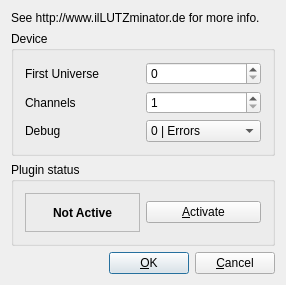
Old version of the form libs/udmxout/configureudmxout.ui in the repository Andersbakken/qlc.
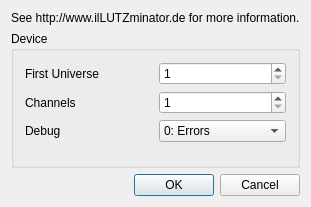
New version of the form.

Commit message: Added uDMX plugin review comments to code as TODO items. Indented code to follow tabsize 8 and 80chrs/col. Renamed some vars & functions to follow Qt style.

```diff
--- a/libs/udmxout/configureudmxout.ui
+++ b/libs/udmxout/configureudmxout.ui
@@ -5,15 +5,15 @@
    <rect>
     <x>0</x>
     <y>0</y>
-    <width>286</width>
-    <height>285</height>
+    <width>293</width>
+    <height>207</height>
    </rect>
   </property>
   <property name="windowTitle" >
    <string>Configure uDMX Plugin</string>
   </property>
-  <layout class="QVBoxLayout" name="verticalLayout" >
-   <item>
+  <layout class="QGridLayout" name="gridLayout_2" >
+   <item row="0" column="0" colspan="2" >
     <widget class="QLabel" name="label" >
      <property name="sizePolicy" >
       <sizepolicy vsizetype="Fixed" hsizetype="Preferred" >
@@ -22,11 +22,11 @@
       </sizepolicy>
      </property>
      <property name="text" >
-      <string>See http://www.ilLUTZminator.de for more info.</string>
+      <string>See http://www.ilLUTZminator.de for more information.</string>
      </property>
     </widget>
    </item>
-   <item>
+   <item row="1" column="0" colspan="2" >
     <widget class="QGroupBox" name="groupBox_2" >
      <property name="title" >
       <string>Device</string>
@@ -54,13 +54,13 @@
          <string>The number of the first universe</string>
         </property>
         <property name="minimum" >
-         <number>0</number>
+         <number>1</number>
         </property>
         <property name="maximum" >
          <number>8</number>
         </property>
         <property name="value" >
-         <number>0</number>
+         <number>1</number>
         </property>
        </widget>
       </item>
@@ -119,7 +119,7 @@
         </property>
         <item>
          <property name="text" >
-          <string>0 | Errors</string>
+          <string>0: Errors</string>
          </property>
         </item>
         <item>
@@ -139,119 +139,41 @@
         </item>
        </widget>
       </item>
-     </layout>
-    </widget>
-   </item>
-   <item>
-    <widget class="QGroupBox" name="groupBox" >
-     <property name="title" >
-      <string>Plugin status</string>
-     </property>
-     <layout class="QHBoxLayout" name="horizontalLayout" >
-      <item>
-       <widget class="QLabel" name="m_statusLabel" >
-        <property name="font" >
-         <font>
-          <weight>75</weight>
-          <bold>true</bold>
-         </font>
+      <item row="3" column="0" >
+       <spacer name="verticalSpacer" >
+        <property name="orientation" >
+         <enum>Qt::Vertical</enum>
         </property>
-        <property name="toolTip" >
-         <string>Current interface status</string>
+        <property name="sizeHint" stdset="0" >
+         <size>
+          <width>20</width>
+          <height>40</height>
+         </size>
         </property>
-        <property name="frameShape" >
-         <enum>QFrame::StyledPanel</enum>
-        </property>
-        <property name="frameShadow" >
-         <enum>QFrame::Sunken</enum>
-        </property>
-        <property name="text" >
-         <string>Not Active</string>
-        </property>
-        <property name="alignment" >
-         <set>Qt::AlignCenter</set>
-        </property>
-        <property name="wordWrap" >
-         <bool>false</bool>
-        </property>
-       </widget>
+       </spacer>
       </item>
-      <item>
-       <widget class="QPushButton" name="m_activate" >
-        <property name="toolTip" >
-         <string>Activate the interface. Pressing this button also saves settings.</string>
-        </property>
-        <property name="text" >
-         <string>&amp;Activate</string>
-        </property>
-        <property name="shortcut" >
-         <string>Alt+A</string>
-        </property>
-       </widget>
-      </item>
      </layout>
     </widget>
    </item>
-   <item>
-    <layout class="QHBoxLayout" name="horizontalLayout_2" >
-     <item>
-      <spacer name="spacer2" >
-       <property name="orientation" >
-        <enum>Qt::Horizontal</enum>
-       </property>
-       <property name="sizeType" >
-        <enum>QSizePolicy::Expanding</enum>
-       </property>
-       <property name="sizeHint" stdset="0" >
-        <size>
-         <width>103</width>
-         <height>20</height>
-        </size>
-       </property>
-      </spacer>
-     </item>
-     <item>
-      <widget class="QPushButton" name="m_ok" >
-       <property name="sizePolicy" >
-        <sizepolicy vsizetype="Fixed" hsizetype="Fixed" >
-         <horstretch>0</horstretch>
-         <verstretch>0</verstretch>
-        </sizepolicy>
-       </property>
-       <property name="toolTip" >
-        <string>Accept changes and close the dialog</string>
-       </property>
-       <property name="text" >
-        <string>&amp;OK</string>
-       </property>
-       <property name="shortcut" >
-        <string>Alt+O</string>
-       </property>
-       <property name="default" >
-        <bool>true</bool>
-       </property>
-      </widget>
-     </item>
-     <item>
-      <widget class="QPushButton" name="m_cancel" >
-       <property name="sizePolicy" >
-        <sizepolicy vsizetype="Fixed" hsizetype="Fixed" >
-         <horstretch>0</horstretch>
-         <verstretch>0</verstretch>
-        </sizepolicy>
-       </property>
-       <property name="toolTip" >
-        <string>Reject changes and close the dialog</string>
-       </property>
-       <property name="text" >
-        <string>&amp;Cancel</string>
-       </property>
-       <property name="shortcut" >
-        <string>Alt+C</string>
-       </property>
-      </widget>
-     </item>
-    </layout>
+   <item row="2" column="0" >
+    <spacer name="horizontalSpacer" >
+     <property name="orientation" >
+      <enum>Qt::Horizontal</enum>
+     </property>
+     <property name="sizeHint" stdset="0" >
+      <size>
+       <width>100</width>
+       <height>20</height>
+      </size>
+     </property>
+    </spacer>
+   </item>
+   <item row="2" column="1" >
+    <widget class="QDialogButtonBox" name="buttonBox" >
+     <property name="standardButtons" >
+      <set>QDialogButtonBox::Cancel|QDialogButtonBox::Ok</set>
+     </property>
+    </widget>
    </item>
   </layout>
  </widget>
```
Left out of the diff: 64 changed lines with no effect on the pictures. The commit also changes 4 other files.
